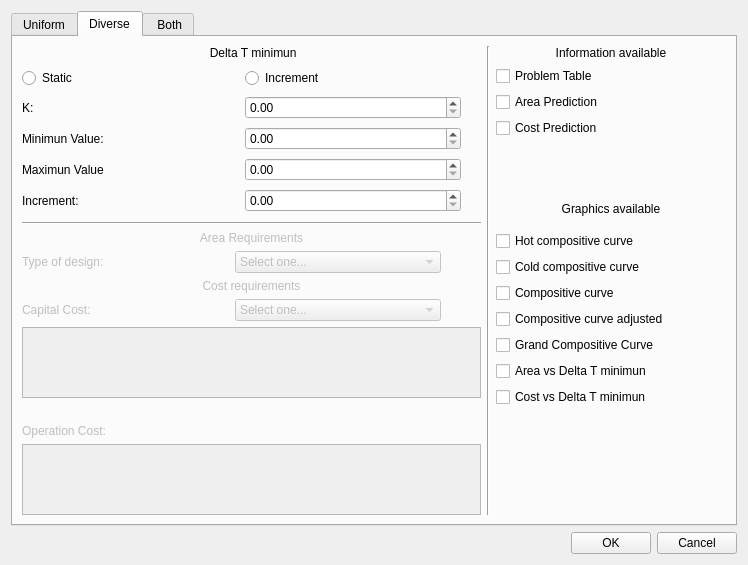
Before: the Qt Designer form analisispersonalizado.ui in Gahemo0306/SoftawareShen, drawn with Qt 5.
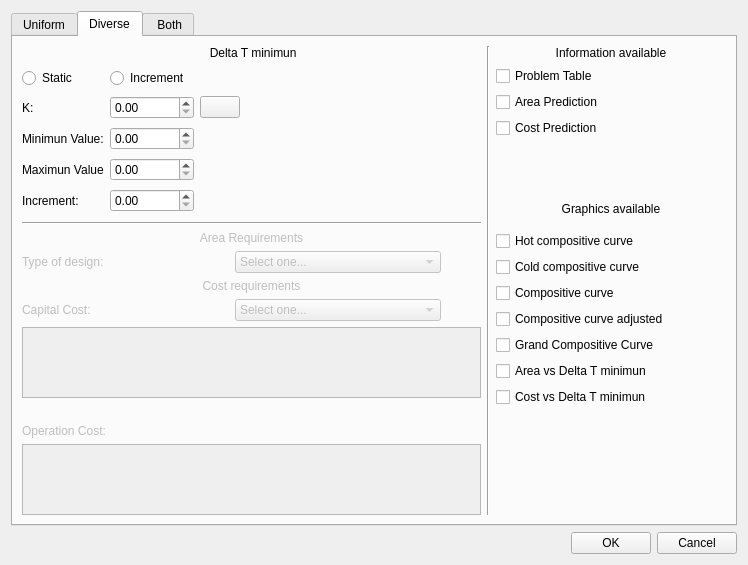
After: the same form once the commit is applied. Icons and pictures are not drawn.

Diff of the .ui file:
```diff
--- a/analisispersonalizado.ui
+++ b/analisispersonalizado.ui
@@ -633,7 +633,7 @@
            </property>
           </widget>
          </item>
-         <item row="1" column="2" rowspan="4">
+         <item row="1" column="3" rowspan="4">
           <spacer name="verticalSpacer_6">
            <property name="orientation">
             <enum>Qt::Vertical</enum>
@@ -649,6 +649,30 @@
            </property>
           </spacer>
          </item>
+         <item row="1" column="2">
+          <widget class="QPushButton" name="pushButton">
+           <property name="text">
+            <string/>
+           </property>
+           <property name="icon">
+            <iconset resource="resources.qrc">
+             <normaloff>:/resources/Resources/ayuda.png</normaloff>:/resources/Resources/ayuda.png</iconset>
+           </property>
+          </widget>
+         </item>
+         <item row="0" column="3">
+          <spacer name="horizontalSpacer_6">
+           <property name="orientation">
+            <enum>Qt::Horizontal</enum>
+           </property>
+           <property name="sizeHint" stdset="0">
+            <size>
+             <width>40</width>
+             <height>20</height>
+            </size>
+           </property>
+          </spacer>
+         </item>
         </layout>
        </item>
        <item row="5" column="0" colspan="2">
```
Left out of the diff: 44 changed lines with no effect on the pictures.
